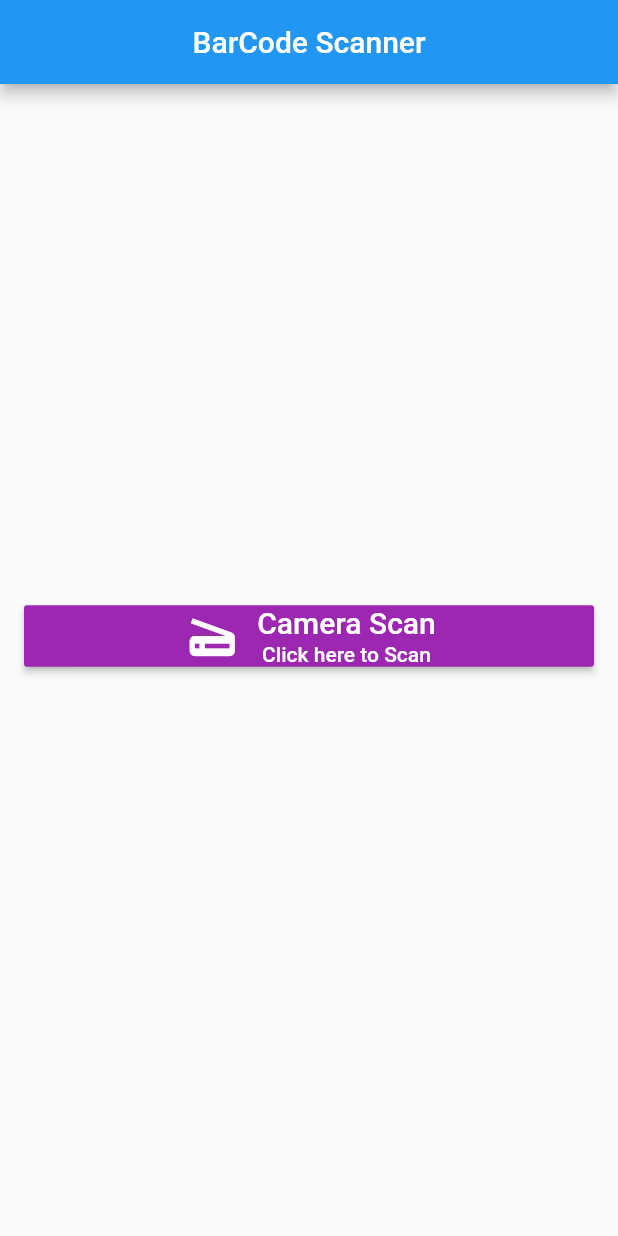
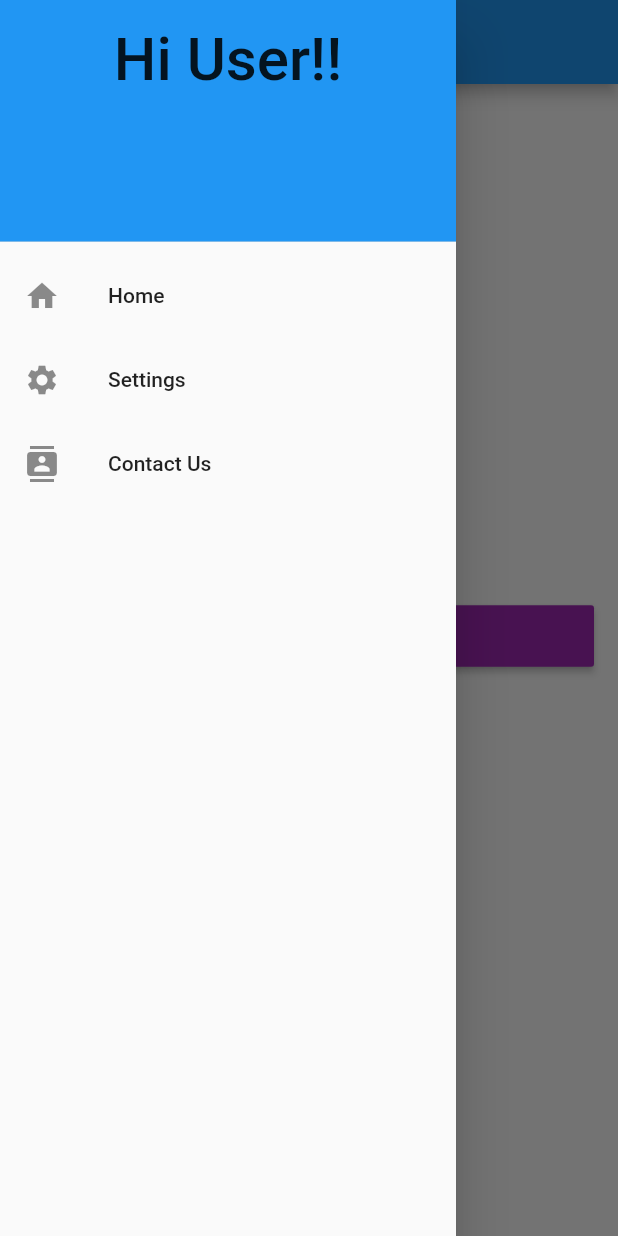
Before and after one commit to tushariiit/barcodeReaderApplication, a Flutter app: the screen it shows after launch, with the side drawer open (before the commit the screen has no drawer), on a phone screen of 412 x 824 dp. Run offline on Flutter 3.47's test engine with Material 2 defaults, Android fonts, the phone set to English and light mode, and no system bars; missing offline and left inert: barcode_scan.

Commit message:
2nd commit

```diff
--- a/lib/main.dart
+++ b/lib/main.dart
@@ -83,6 +83,44 @@ class _MyHomePageState extends State<MyHomePage> {
           ],
         ),
       ),
+        drawer: Drawer(
+          // Add a ListView to the drawer. This ensures the user can scroll
+          // through the options in the drawer if there isn't enough vertical
+          // space to fit everything.
+          child: ListView(
+            // Important: Remove any padding from the ListView.
+            padding: EdgeInsets.zero,
+            children: <Widget>[
+              DrawerHeader(
+                child: Text('Hi User!!', style: TextStyle(fontSize: 40.0), textAlign: TextAlign.center,),
+                decoration: BoxDecoration(
+                  color: Colors.blue,
+                ),
+              ),
+              ListTile(
+                leading: Icon(Icons.home), title: Text("Home"),
+                onTap: () {
+                  // Update the state of the app.
+                  // ...
+                },
+              ),
+              ListTile(
+                leading: Icon(Icons.settings), title: Text("Settings"),
+                onTap: () {
+                  // Update the state of the app.
+                  // ...
+                },
+              ),
+              ListTile(
+                leading: Icon(Icons.contacts), title: Text("Contact Us"),
+                onTap: () {
+                  // Update the state of the app.
+                  // ...
+                },
+              ),
+            ],
+          ),
+        ),
     );
   }
 }
--- a/pubspec.yaml
+++ b/pubspec.yaml
@@ -24,6 +24,8 @@ dependencies:
   flutter:
       sdk: flutter
   barcode_scan: ^1.0.0
+  firebase_core: "0.5.2+1"
+  firebase_auth: "^0.18.3+1"
     # The following adds the Cupertino Icons font to your application.
   # Use with the CupertinoIcons class for iOS style icons.
   cupertino_icons: ^1.0.0
```
Also changed, not shown: pubspec.lock.
